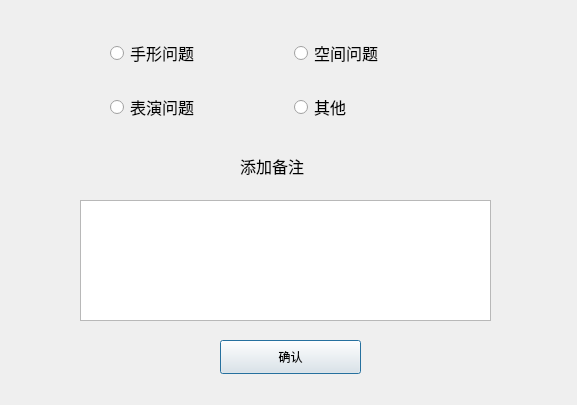
Old version of the form Dialog_check.ui in the repository leiborzhu/gloss_pattern_ui.
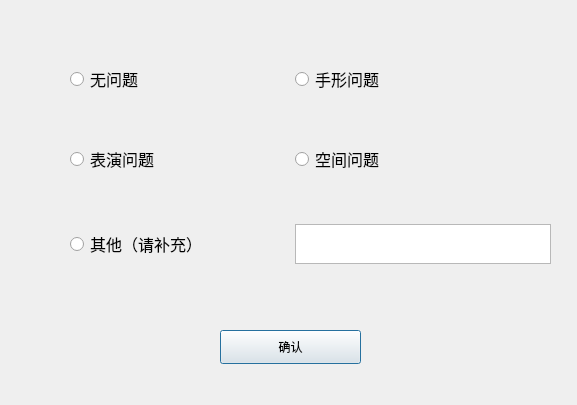
New version of the form.

The edit to the form file:
```diff
--- a/Dialog_check.ui
+++ b/Dialog_check.ui
@@ -18,21 +18,11 @@
   <property name="windowTitle">
    <string>提示</string>
   </property>
-  <widget class="QTextEdit" name="textEdit_proof">
-   <property name="geometry">
-    <rect>
-     <x>80</x>
-     <y>200</y>
-     <width>411</width>
-     <height>121</height>
-    </rect>
-   </property>
-  </widget>
   <widget class="QPushButton" name="pushButton_proof_yes">
    <property name="geometry">
     <rect>
      <x>220</x>
-     <y>340</y>
+     <y>330</y>
      <width>141</width>
      <height>34</height>
     </rect>
@@ -49,22 +39,22 @@
   <widget class="QWidget" name="gridLayoutWidget">
    <property name="geometry">
     <rect>
-     <x>110</x>
+     <x>70</x>
      <y>20</y>
-     <width>361</width>
-     <height>121</height>
+     <width>481</width>
+     <height>291</height>
     </rect>
    </property>
    <layout class="QGridLayout" name="gridLayout">
-    <item row="0" column="1">
-     <widget class="QRadioButton" name="radioButton_res_2">
+    <item row="3" column="0">
+     <widget class="QRadioButton" name="radioButton_res_4">
       <property name="font">
        <font>
         <pointsize>12</pointsize>
        </font>
       </property>
       <property name="text">
-       <string>空间问题</string>
+       <string>其他（请补充）</string>
       </property>
       <property name="autoExclusive">
        <bool>false</bool>
@@ -72,14 +62,14 @@
      </widget>
     </item>
     <item row="0" column="0">
-     <widget class="QRadioButton" name="radioButton_res_1">
+     <widget class="QRadioButton" name="radioButton_res_0">
       <property name="font">
        <font>
         <pointsize>12</pointsize>
        </font>
       </property>
       <property name="text">
-       <string>手形问题</string>
+       <string>无问题</string>
       </property>
       <property name="autoExclusive">
        <bool>false</bool>
@@ -87,7 +77,7 @@
      </widget>
     </item>
     <item row="1" column="0">
-     <widget class="QRadioButton" name="radioButton_res_3">
+     <widget class="QRadioButton" name="radioButton_res_2">
       <property name="font">
        <font>
         <pointsize>12</pointsize>
@@ -101,41 +91,54 @@
       </property>
      </widget>
     </item>
+    <item row="0" column="1">
+     <widget class="QRadioButton" name="radioButton_res_1">
+      <property name="font">
+       <font>
+        <pointsize>12</pointsize>
+       </font>
+      </property>
+      <property name="text">
+       <string>手形问题</string>
+      </property>
+      <property name="autoExclusive">
+       <bool>false</bool>
+      </property>
+     </widget>
+    </item>
     <item row="1" column="1">
-     <widget class="QRadioButton" name="radioButton_res_4">
+     <widget class="QRadioButton" name="radioButton_res_3">
       <property name="font">
        <font>
         <pointsize>12</pointsize>
        </font>
       </property>
       <property name="text">
-       <string>其他</string>
+       <string>空间问题</string>
       </property>
       <property name="autoExclusive">
        <bool>false</bool>
       </property>
      </widget>
     </item>
+    <item row="3" column="1">
+     <widget class="QTextEdit" name="textEdit_proof">
+      <property name="sizePolicy">
+       <sizepolicy hsizetype="Maximum" vsizetype="Maximum">
+        <horstretch>0</horstretch>
+        <verstretch>0</verstretch>
+       </sizepolicy>
+      </property>
+      <property name="maximumSize">
+       <size>
+        <width>16777215</width>
+        <height>40</height>
+       </size>
+      </property>
+     </widget>
+    </item>
    </layout>
   </widget>
-  <widget class="QLabel" name="label">
-   <property name="geometry">
-    <rect>
-     <x>240</x>
-     <y>150</y>
-     <width>111</width>
-     <height>31</height>
-    </rect>
-   </property>
-   <property name="font">
-    <font>
-     <pointsize>12</pointsize>
-    </font>
-   </property>
-   <property name="text">
-    <string>添加备注</string>
-   </property>
-  </widget>
  </widget>
  <resources/>
  <connections/>
```
Left out of the diff: 2 changed lines with no effect on the pictures.
